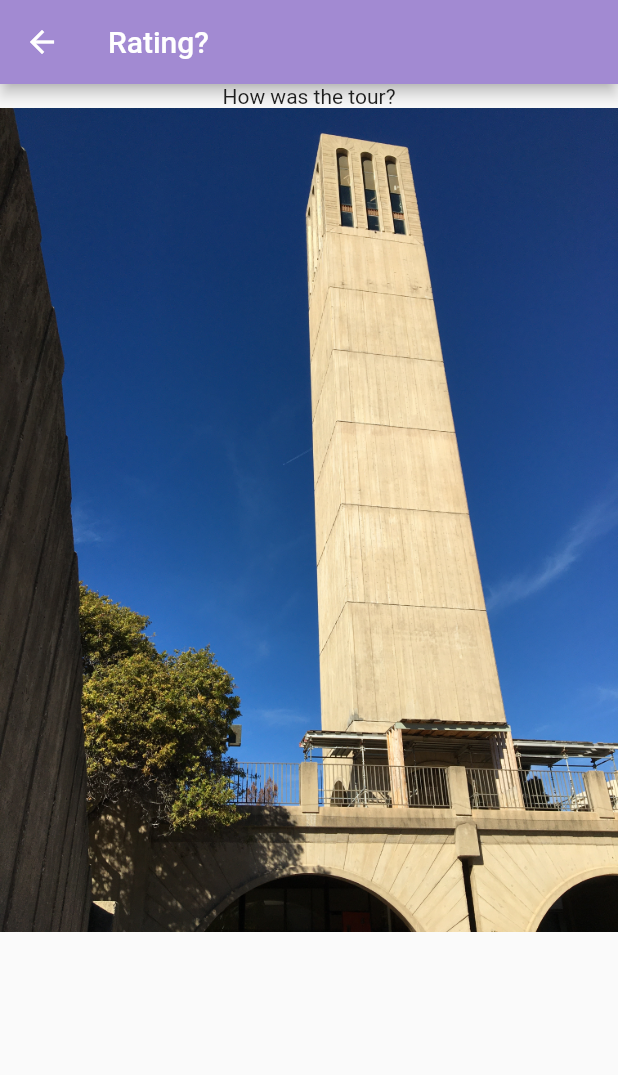
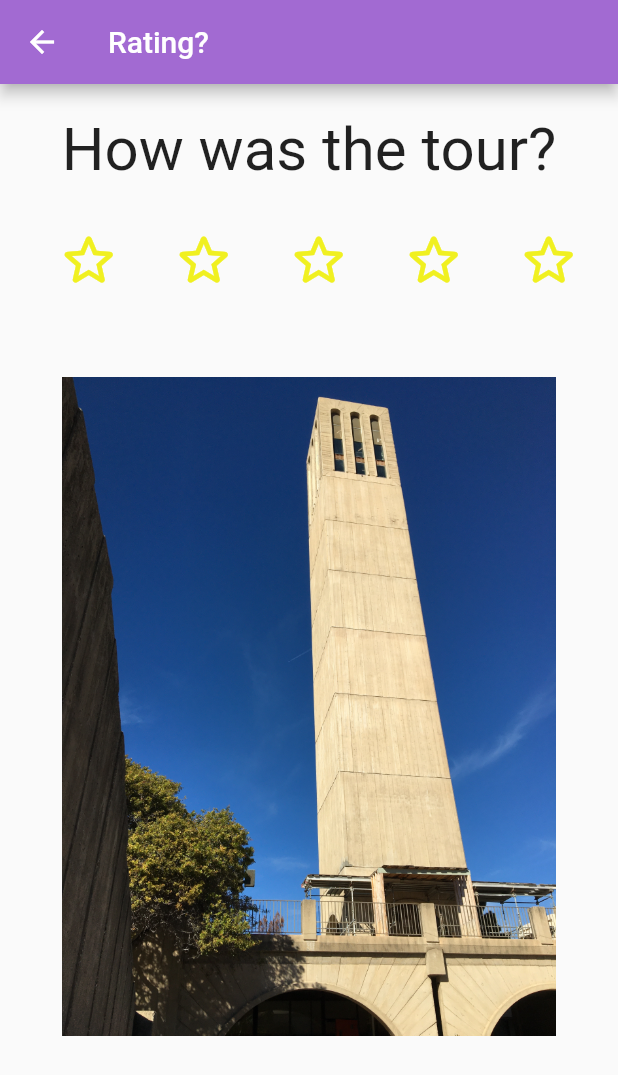
Before and after one commit to SwiftWinds/SBHacks8, a Flutter app: the RatingsPanel screen opened directly, on a phone screen of 412 x 824 dp. Shown: the top 1075 px of the screen. Run offline on Flutter 3.47's test engine with Material 2 defaults, Android fonts, the phone set to English and light mode, and no system bars; our stand-ins replace audioplayers, flutter_map, latlong2, material_floating_search_bar, sliding_up_panel.

Commit message:
make the colors prettier

```diff
--- a/lib/main.dart
+++ b/lib/main.dart
@@ -25,8 +25,8 @@ class MyApp extends StatelessWidget {
         // Notice that the counter didn't reset back to zero; the application
         // is not restarted.
         colorScheme: ColorScheme.fromSwatch().copyWith(
-          primary: const Color(0xFFA28AD2),
-          secondary: const Color(0xFFA28AD2),
+          primary: const Color(0xFFA26AD2),
+          secondary: const Color(0xFFA26AD2),
         ),
       ),
       home: const MyHomePage(title: 'discovAR'),
--- a/lib/ratings_page.dart
+++ b/lib/ratings_page.dart
@@ -14,16 +14,23 @@ class _RatingsPanelState extends State<RatingsPanel> {
   Widget build(BuildContext context) {
     var ratingStarIcons = <Widget>[];
 
-    // for(int i=0; i<5; i++){
-    //   ratingStarIcons[i] = IconButton(
-    //       onPressed: () {
-    //         for(int j=0; j<=i; j++){
-    //           ratingValues[j] = true;
-    //         }
-    //       },
-    //       icon: ratingValues[i]?Icon(Icons.star_rounded):Icon(Icons.star_border_rounded)
-    //   );
-    // }
+    for(int i=0; i<5; i++){
+      ratingStarIcons.add(
+          IconButton(
+            onPressed: (){
+              setState(() {
+                for(int j=0; j<=i; j++){
+                  ratingValues[j] = true;
+                }
+                for(int j=4; j>i; j--){
+                  ratingValues[j] = false;
+                }
+              });
+            },
+            icon: ratingValues[i]?Icon(Icons.star_rounded, size: 45, color: Color(0xFFF0F020)):Icon(Icons.star_border_rounded, size: 45, color: Color(0xFFF0F020))
+        )
+      );
+    }
 
     return Scaffold(
         appBar: AppBar(
@@ -32,11 +39,23 @@ class _RatingsPanelState extends State<RatingsPanel> {
         body: Center(
           child: Column(
             children: <Widget>[
-              Text('How was the tour?'),
-              // Row(
-              //     children: ratingStarIcons,
-              // ),
-              const Image(image: AssetImage('images/Storke.JPG'))
+              Container(
+                child: Text('How was the tour?',
+                  style: TextStyle(
+                      fontSize: 40
+                  ),
+                ),
+                padding: EdgeInsets.fromLTRB(10, 20, 10, 20),
+              ),
+              Row(
+                  mainAxisAlignment: MainAxisAlignment.spaceEvenly,
+                  children: ratingStarIcons,
+              ),
+              Container(
+                child: Image(image: AssetImage('images/Storke.JPG'),),
+                height: MediaQuery.of(context).size.height/3*2,
+                padding: EdgeInsets.fromLTRB(20, 60, 20, 50)
+              )
             ],
           ),
         )
```
